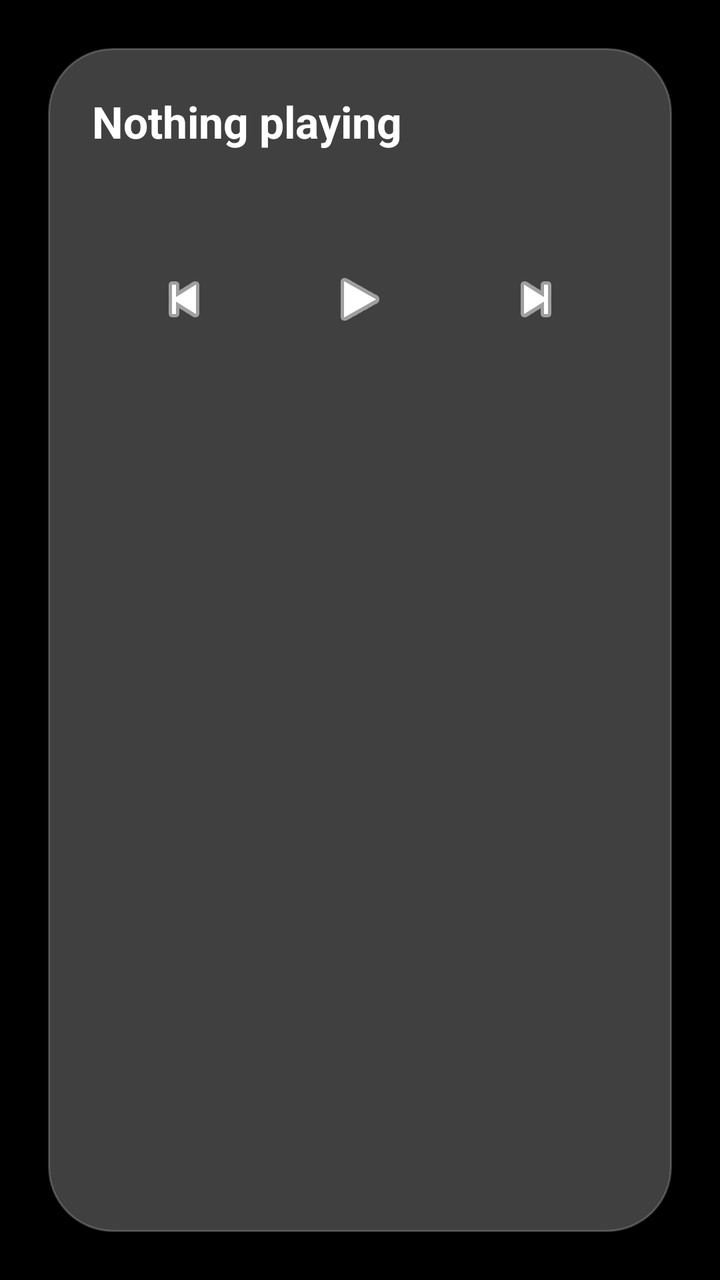
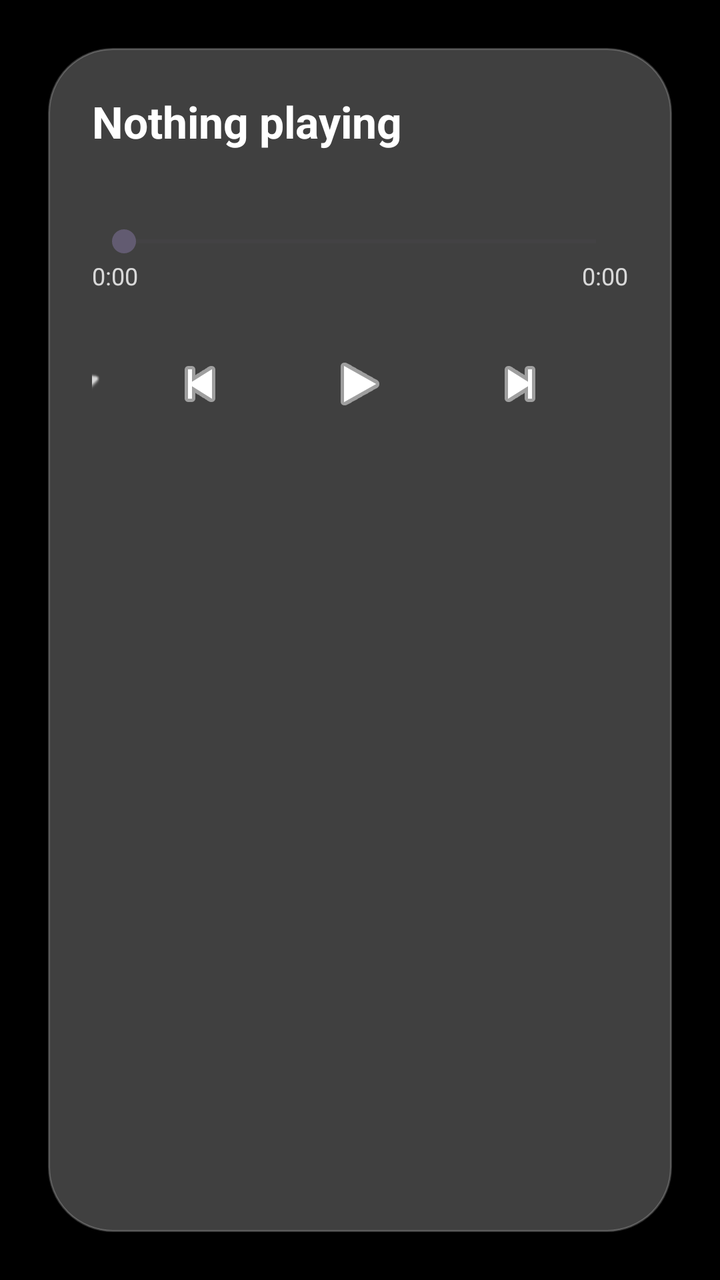

The first picture is an Android layout as it rendered before a commit; the second is the same layout after the commit. The layout source and the unified diff follow.
<!-- AndroidManifest.xml: activity theme Theme.Transparent -->
<!-- res/layout/activity_lock_overlay.xml -->
<?xml version="1.0" encoding="utf-8"?>
<FrameLayout xmlns:android="http://schemas.android.com/apk/res/android"
    xmlns:app="http://schemas.android.com/apk/res-auto"
    android:layout_width="match_parent"
    android:layout_height="match_parent"
    android:background="@android:color/black">

    
    <ImageView
        android:id="@+id/backdropA"
        android:layout_width="match_parent"
        android:layout_height="match_parent"
        android:scaleType="centerCrop"
        android:contentDescription="@null" />

    <ImageView
        android:id="@+id/backdropB"
        android:layout_width="match_parent"
        android:layout_height="match_parent"
        android:alpha="0"
        android:scaleType="centerCrop"
        android:contentDescription="@null" />

    
    <View
        android:layout_width="match_parent"
        android:layout_height="match_parent"
        android:background="@drawable/scrim_gradient" />

    <androidx.constraintlayout.widget.ConstraintLayout
        android:layout_width="match_parent"
        android:layout_height="match_parent"
        android:padding="24dp">

        
        <TextView
            android:id="@+id/date"
            android:layout_width="wrap_content"
            android:layout_height="wrap_content"
            android:layout_marginTop="24dp"
            android:textColor="@android:color/white"
            android:textSize="18sp"
            android:textStyle="bold"
            app:layout_constraintTop_toTopOf="parent"
            app:layout_constraintStart_toStartOf="parent" />

        <TextView
            android:id="@+id/clock"
            android:layout_width="wrap_content"
            android:layout_height="wrap_content"
            android:fontFamily="sans-serif-thin"
            android:textColor="@android:color/white"
            android:textSize="82sp"
            app:layout_constraintTop_toBottomOf="@id/date"
            app:layout_constraintStart_toStartOf="parent" />

        <ImageButton
            android:id="@+id/dismiss"
            android:layout_width="44dp"
            android:layout_height="44dp"
            android:background="?attr/selectableItemBackgroundBorderless"
            android:contentDescription="@string/dismiss"
            android:src="@android:drawable/ic_menu_close_clear_cancel"
            app:tint="#99FFFFFF"
            app:layout_constraintTop_toTopOf="parent"
            app:layout_constraintEnd_toEndOf="parent" />

        
        <FrameLayout
            android:id="@+id/playerCard"
            android:layout_width="match_parent"
            android:layout_height="wrap_content"
            app:layout_constraintBottom_toBottomOf="parent"
            app:layout_constraintStart_toStartOf="parent"
            app:layout_constraintEnd_toEndOf="parent">

            
            <ImageView
                android:id="@+id/cardBlur"
                android:layout_width="match_parent"
                android:layout_height="match_parent"
                android:scaleType="centerCrop"
                android:contentDescription="@null"
                android:outlineProvider="background"
                android:clipToOutline="true"
                android:background="@drawable/card_clip" />

            
            <View
                android:layout_width="match_parent"
                android:layout_height="match_parent"
                android:background="@drawable/glass_tint" />

            <LinearLayout
                android:layout_width="match_parent"
                android:layout_height="wrap_content"
                android:orientation="vertical"
                android:padding="22dp">

                <TextView
                    android:id="@+id/title"
                    android:layout_width="match_parent"
                    android:layout_height="wrap_content"
                    android:ellipsize="end"
                    android:maxLines="1"
                    android:text="@string/nothing_playing"
                    android:textColor="@android:color/white"
                    android:textSize="22sp"
                    android:textStyle="bold" />

                <TextView
                    android:id="@+id/artist"
                    android:layout_width="match_parent"
                    android:layout_height="wrap_content"
                    android:layout_marginTop="2dp"
                    android:ellipsize="end"
                    android:maxLines="1"
                    android:textColor="#CCFFFFFF"
                    android:textSize="15sp" />

                <TextView
                    android:id="@+id/bluetoothChip"
                    android:layout_width="wrap_content"
                    android:layout_height="wrap_content"
                    android:layout_marginTop="12dp"
                    android:background="@drawable/chip_bg"
                    android:paddingHorizontal="14dp"
                    android:paddingVertical="6dp"
                    android:textColor="@android:color/white"
                    android:textSize="12sp"
                    android:visibility="gone" />

                <LinearLayout
                    android:layout_width="match_parent"
                    android:layout_height="wrap_content"
                    android:layout_marginTop="16dp"
                    android:gravity="center"
                    android:orientation="horizontal">

                    <ImageButton
                        android:id="@+id/prev"
                        android:layout_width="56dp"
                        android:layout_height="56dp"
                        android:background="?attr/selectableItemBackgroundBorderless"
                        android:contentDescription="@string/prev"
                        android:src="@android:drawable/ic_media_previous"
                        app:tint="@android:color/white" />

                    <ImageButton
                        android:id="@+id/playPause"
                        android:layout_width="72dp"
                        android:layout_height="72dp"
                        android:layout_marginHorizontal="24dp"
                        android:background="?attr/selectableItemBackgroundBorderless"
                        android:contentDescription="@string/play_pause"
                        android:src="@android:drawable/ic_media_play"
                        app:tint="@android:color/white" />

                    <ImageButton
                        android:id="@+id/next"
                        android:layout_width="56dp"
                        android:layout_height="56dp"
                        android:background="?attr/selectableItemBackgroundBorderless"
                        android:contentDescription="@string/next"
                        android:src="@android:drawable/ic_media_next"
                        app:tint="@android:color/white" />
                </LinearLayout>
            </LinearLayout>
        </FrameLayout>

    </androidx.constraintlayout.widget.ConstraintLayout>
</FrameLayout>
<!-- resources referenced by this layout -->
<resources>
  <!-- drawable card_clip (drawable) -->
  <?xml version="1.0" encoding="utf-8"?>
  <shape xmlns:android="http://schemas.android.com/apk/res/android"
      android:shape="rectangle">
      <solid android:color="#000000" />
      <corners android:radius="32dp" />
  </shape>
  <!-- drawable chip_bg (drawable) -->
  <?xml version="1.0" encoding="utf-8"?>
  <shape xmlns:android="http://schemas.android.com/apk/res/android"
      android:shape="rectangle">
      <solid android:color="#40FFFFFF" />
      <corners android:radius="20dp" />
      <stroke android:width="1dp" android:color="#33FFFFFF" />
  </shape>
  <!-- drawable glass_tint (drawable) -->
  <?xml version="1.0" encoding="utf-8"?>
  <shape xmlns:android="http://schemas.android.com/apk/res/android"
      android:shape="rectangle">
      <solid android:color="#40FFFFFF" />
      <corners android:radius="32dp" />
      <stroke android:width="1dp" android:color="#33FFFFFF" />
  </shape>
  <!-- drawable scrim_gradient (drawable) -->
  <?xml version="1.0" encoding="utf-8"?>
  <shape xmlns:android="http://schemas.android.com/apk/res/android"
      android:shape="rectangle">
      <gradient
          android:angle="270"
          android:startColor="#33000000"
          android:centerColor="#11000000"
          android:endColor="#99000000"
          android:type="linear" />
  </shape>
  <string name="dismiss">Dismiss</string>
  <string name="next">Next</string>
  <string name="nothing_playing">Nothing playing</string>
  <string name="play_pause">Play or pause</string>
  <string name="prev">Previous</string>
  <style name="Theme.Transparent" parent="Theme.Material3.DayNight.NoActionBar">
          <item name="android:windowBackground">@android:color/transparent</item>
          <item name="android:windowIsTranslucent">true</item>
          <item name="android:windowNoTitle">true</item>
          <item name="android:statusBarColor">@android:color/transparent</item>
          <item name="android:navigationBarColor">@android:color/transparent</item>
      </style>
</resources>

<!-- the commit's change to res/layout/activity_lock_overlay.xml (unified diff, before → after) -->
@@ -130,17 +130,59 @@
                     android:textSize="12sp"
                     android:visibility="gone" />
 
+                <SeekBar
+                    android:id="@+id/progress"
+                    android:layout_width="match_parent"
+                    android:layout_height="wrap_content"
+                    android:layout_marginTop="14dp"
+                    android:max="1000" />
+
                 <LinearLayout
                     android:layout_width="match_parent"
                     android:layout_height="wrap_content"
-                    android:layout_marginTop="16dp"
+                    android:orientation="horizontal">
+
+                    <TextView
+                        android:id="@+id/elapsed"
+                        android:layout_width="0dp"
+                        android:layout_height="wrap_content"
+                        android:layout_weight="1"
+                        android:text="0:00"
+                        android:textColor="#CCFFFFFF"
+                        android:textSize="12sp" />
+
+                    <TextView
+                        android:id="@+id/total"
+                        android:layout_width="0dp"
+                        android:layout_height="wrap_content"
+                        android:layout_weight="1"
+                        android:gravity="end"
+                        android:text="0:00"
+                        android:textColor="#CCFFFFFF"
+                        android:textSize="12sp" />
+                </LinearLayout>
+
+                <LinearLayout
+                    android:layout_width="match_parent"
+                    android:layout_height="wrap_content"
+                    android:layout_marginTop="10dp"
                     android:gravity="center"
                     android:orientation="horizontal">
+
+                    <ImageButton
+                        android:id="@+id/star"
+                        android:layout_width="48dp"
+                        android:layout_height="48dp"
+                        android:background="?attr/selectableItemBackgroundBorderless"
+                        android:contentDescription="@string/favorite"
+                        android:src="@android:drawable/btn_star_big_off"
+                        app:tint="#CCFFFFFF" />
 
                     <ImageButton
                         android:id="@+id/prev"
                         android:layout_width="56dp"
                         android:layout_height="56dp"
+                        android:layout_marginStart="12dp"
                         android:background="?attr/selectableItemBackgroundBorderless"
                         android:contentDescription="@string/prev"
                         android:src="@android:drawable/ic_media_previous"
@@ -150,7 +192,7 @@
                         android:id="@+id/playPause"
                         android:layout_width="72dp"
                         android:layout_height="72dp"
-                        android:layout_marginHorizontal="24dp"
+                        android:layout_marginHorizontal="16dp"
                         android:background="?attr/selectableItemBackgroundBorderless"
                         android:contentDescription="@string/play_pause"
                         android:src="@android:drawable/ic_media_play"
@@ -160,10 +202,20 @@
                         android:id="@+id/next"
                         android:layout_width="56dp"
                         android:layout_height="56dp"
+                        android:layout_marginEnd="12dp"
                         android:background="?attr/selectableItemBackgroundBorderless"
                         android:contentDescription="@string/next"
                         android:src="@android:drawable/ic_media_next"
                         app:tint="@android:color/white" />
+
+                    <ImageButton
+                        android:id="@+id/shuffle"
+                        android:layout_width="48dp"
+                        android:layout_height="48dp"
+                        android:background="?attr/selectableItemBackgroundBorderless"
+                        android:contentDescription="@string/shuffle"
+                        android:src="@drawable/ic_shuffle"
+                        app:tint="#CCFFFFFF" />
                 </LinearLayout>
             </LinearLayout>
         </FrameLayout>
<!-- resource entries referenced after the edit -->
@@ -23,6 +23,15 @@
       <corners android:radius="32dp" />
       <stroke android:width="1dp" android:color="#33FFFFFF" />
   </shape>
+  <!-- drawable ic_shuffle (drawable) -->
+  <?xml version="1.0" encoding="utf-8"?>
+  <vector xmlns:android="http://schemas.android.com/apk/res/android"
+      android:width="24dp" android:height="24dp"
+      android:viewportWidth="24" android:viewportHeight="24"
+      android:tint="#FFFFFFFF">
+      <path android:fillColor="#FFFFFF"
+          android:pathData="M10.59,9.17L5.41,4 4,5.41l5.17,5.17 1.42,-1.41zM14.5,4l2.04,2.04L4,18.59 5.41,20 17.96,7.46 20,9.5V4h-5.5zm0.33,9.41l-1.41,1.41 3.13,3.13L14.5,20H20v-5.5l-2.04,2.04 -3.13,-3.13z"/>
+  </vector>
   <!-- drawable scrim_gradient (drawable) -->
   <?xml version="1.0" encoding="utf-8"?>
   <shape xmlns:android="http://schemas.android.com/apk/res/android"
@@ -35,10 +44,12 @@
           android:type="linear" />
   </shape>
   <string name="dismiss">Dismiss</string>
+  <string name="favorite">Favorite</string>
   <string name="next">Next</string>
   <string name="nothing_playing">Nothing playing</string>
   <string name="play_pause">Play or pause</string>
   <string name="prev">Previous</string>
+  <string name="shuffle">Shuffle</string>
   <style name="Theme.Transparent" parent="Theme.Material3.DayNight.NoActionBar">
           <item name="android:windowBackground">@android:color/transparent</item>
           <item name="android:windowIsTranslucent">true</item>
